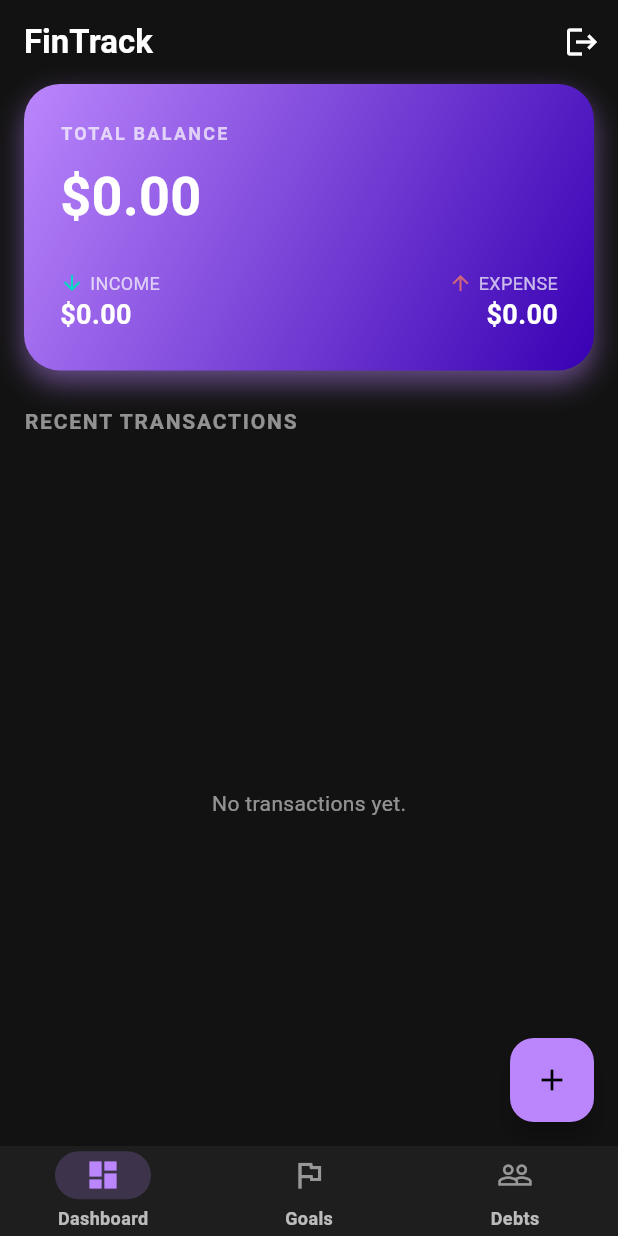
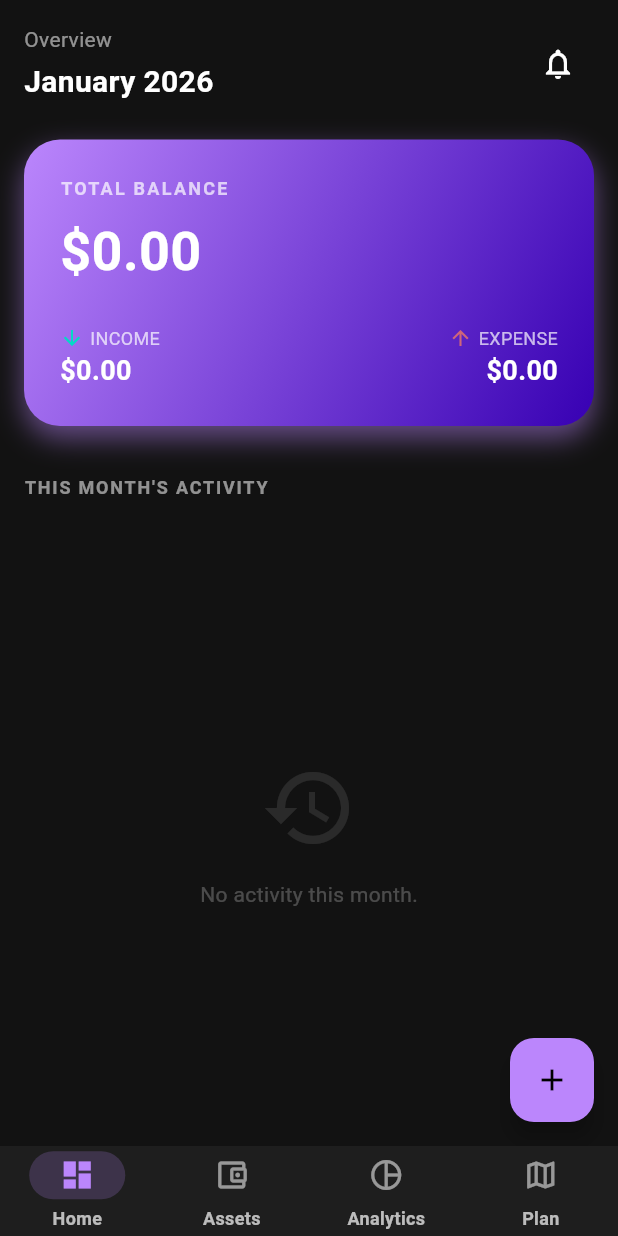
Before and after one commit to EdirithanthiriTharushaKawshalya/fin_track, a Flutter app: the screen it shows once a user with an empty profile is signed in, on a phone screen of 412 x 824 dp. Run offline on Flutter 3.47's test engine with Material 3 defaults, Android fonts, the phone set to English and light mode, and no system bars; our stand-ins replace cloud_firestore, firebase_auth, firebase_core, fl_chart, flutter_riverpod, google_fonts; accounts and stored records are empty.

Commit message:
feat: add account model and firestore service integration

```diff
--- /dev/null
+++ b/lib/core/models/account_model.dart
@@ -0,0 +1,31 @@
+import 'package:cloud_firestore/cloud_firestore.dart';
+
+class AccountModel {
+  final String id;
+  final String userId;
+  final String name; // e.g., "HNB Bank", "Commercial Bank", "Wallet"
+  final double currentBalance;
+  final String type; // 'bank', 'wallet', 'card'
+  final int colorCode; // Store color as int (e.g., 0xFF00FF00)
+
+  AccountModel({
+    required this.id,
+    required this.userId,
+    required this.name,
+    required this.currentBalance,
+    required this.type,
+    required this.colorCode,
+  });
+
+  factory AccountModel.fromFirestore(DocumentSnapshot doc) {
+    Map<String, dynamic> data = doc.data() as Map<String, dynamic>;
+    return AccountModel(
+      id: doc.id,
+      userId: data['userId'] ?? '',
+      name: data['name'] ?? 'Unknown Account',
+      currentBalance: (data['currentBalance'] ?? 0.0).toDouble(),
+      type: data['type'] ?? 'bank',
+      colorCode: data['colorCode'] ?? 0xFFBB86FC,
+    );
+  }
+}
--- a/lib/features/dashboard/dashboard_screen.dart
+++ b/lib/features/dashboard/dashboard_screen.dart
@@ -6,9 +6,7 @@ import '../../core/models/transaction_model.dart';
 import '../transactions/add_transaction_sheet.dart';
 import 'transaction_provider.dart';
 import 'widgets/balance_card.dart';
-
-// 1. IMPORT THE CHART WIDGET HERE
-import 'widgets/spending_chart.dart';
+// Note: We REMOVED the chart import because it's moved to Analytics!
 
 class DashboardScreen extends ConsumerWidget {
   const DashboardScreen({super.key});
@@ -16,62 +14,96 @@ class DashboardScreen extends ConsumerWidget {
   @override
   Widget build(BuildContext context, WidgetRef ref) {
     final transactionAsync = ref.watch(transactionStreamProvider);
+    final String currentMonth = DateFormat('MMMM yyyy').format(DateTime.now());
 
     return Scaffold(
       backgroundColor: const Color(0xFF121212),
-      appBar: AppBar(
-        backgroundColor: Colors.transparent,
-        elevation: 0,
-        title: const Text(
-          'FinTrack',
-          style: TextStyle(fontWeight: FontWeight.bold),
-        ),
-        actions: [
-          IconButton(
-            icon: const Icon(Icons.logout),
-            onPressed: () => FirebaseAuth.instance.signOut(),
-          ),
-        ],
-      ),
-      body: Padding(
+      body: SafeArea(
+        child: Padding(
           padding: const EdgeInsets.symmetric(horizontal: 16.0),
           child: Column(
             crossAxisAlignment: CrossAxisAlignment.start,
             children: [
-            // The Balance Card
-            const BalanceCard(),
+              const SizedBox(height: 16),
 
-            // 2. PLACE THE CHART WIDGET HERE
-            const SpendingChart(),
+              // 1. Top Header (Clean & Minimal)
+              Row(
+                mainAxisAlignment: MainAxisAlignment.spaceBetween,
+                children: [
+                  Column(
+                    crossAxisAlignment: CrossAxisAlignment.start,
+                    children: [
+                      const Text(
+                        'Overview',
+                        style: TextStyle(color: Colors.white54, fontSize: 14),
+                      ),
+                      const SizedBox(height: 4),
+                      Text(
+                        currentMonth,
+                        style: const TextStyle(
+                          color: Colors.white,
+                          fontSize: 20,
+                          fontWeight: FontWeight.bold,
+                        ),
+                      ),
+                    ],
+                  ),
+                  IconButton(
+                    icon: const Icon(
+                      Icons.notifications_none,
+                      color: Colors.white,
+                    ),
+                    onPressed: () {}, // Future feature
+                  ),
+                ],
+              ),
 
               const SizedBox(height: 24),
 
+              // 2. The Balance Card (Now shows ONLY monthly data)
+              const BalanceCard(),
+
+              const SizedBox(height: 32),
+
               const Text(
-              'RECENT TRANSACTIONS',
+                'THIS MONTH\'S ACTIVITY',
                 style: TextStyle(
                   color: Colors.white54,
                   letterSpacing: 1.2,
                   fontWeight: FontWeight.bold,
+                  fontSize: 12,
                 ),
               ),
 
               const SizedBox(height: 16),
 
-            // The Transaction List
+              // 3. The List (Cleaned up visuals)
               Expanded(
                 child: transactionAsync.when(
                   data: (transactions) {
                     if (transactions.isEmpty) {
-                    return const Center(
-                      child: Text(
-                        "No transactions yet.",
-                        style: TextStyle(color: Colors.white54),
+                      return Center(
+                        child: Column(
+                          mainAxisAlignment: MainAxisAlignment.center,
+                          children: [
+                            Icon(
+                              Icons.history,
+                              size: 64,
+                              color: Colors.white.withOpacity(0.1),
+                            ),
+                            const SizedBox(height: 16),
+                            const Text(
+                              "No activity this month.",
+                              style: TextStyle(color: Colors.white24),
+                            ),
+                          ],
                         ),
                       );
                     }
 
                     return ListView.builder(
                       itemCount: transactions.length,
+                      physics: const BouncingScrollPhysics(),
                       itemBuilder: (context, index) {
                         final t = transactions[index];
                         final isIncome = t.type == 'income';
@@ -85,30 +117,42 @@ class DashboardScreen extends ConsumerWidget {
                             margin: const EdgeInsets.only(bottom: 12),
                             decoration: BoxDecoration(
                               color: const Color(0xFFCF6679).withOpacity(0.2),
-                            borderRadius: BorderRadius.circular(12),
+                              borderRadius: BorderRadius.circular(16),
                             ),
                             child: const Icon(
                               Icons.delete_outline,
                               color: Color(0xFFCF6679),
-                            size: 32,
+                              size: 28,
                             ),
                           ),
                           onDismissed: (direction) {
-                          ref
-                              .read(firestoreServiceProvider)
-                              .deleteTransaction(t.id);
+                            // Assuming you have the delete method in your provider or service
+                            // ref.read(firestoreServiceProvider).deleteTransaction(t.id);
                           },
-                        child: Card(
+                          child: Container(
+                            margin: const EdgeInsets.only(bottom: 12),
+                            decoration: BoxDecoration(
                               color: const Color(0xFF1E1E1E),
-                          margin: const EdgeInsets.only(bottom: 12),
-                          shape: RoundedRectangleBorder(
-                            borderRadius: BorderRadius.circular(12),
+                              borderRadius: BorderRadius.circular(16),
+                              border: Border.all(
+                                color: Colors.white.withOpacity(0.05),
+                              ),
                             ),
                             child: ListTile(
-                            leading: CircleAvatar(
-                              backgroundColor: isIncome
+                              contentPadding: const EdgeInsets.symmetric(
+                                horizontal: 16,
+                                vertical: 8,
+                              ),
+                              leading: Container(
+                                padding: const EdgeInsets.all(12),
+                                decoration: BoxDecoration(
+                                  color: isIncome
                                       ? const Color(0xFF03DAC6).withOpacity(0.1)
-                                  : const Color(0xFFCF6679).withOpacity(0.1),
+                                      : const Color(
+                                          0xFFCF6679,
+                                        ).withOpacity(0.1),
+                                  shape: BoxShape.circle,
+                                ),
                                 child: Icon(
                                   isIncome
                                       ? Icons.arrow_downward
@@ -116,6 +160,7 @@ class DashboardScreen extends ConsumerWidget {
                                   color: isIncome
                                       ? const Color(0xFF03DAC6)
                                       : const Color(0xFFCF6679),
+                                  size: 20,
                                 ),
                               ),
                               title: Text(
@@ -126,8 +171,11 @@ class DashboardScreen extends ConsumerWidget {
                                 ),
                               ),
                               subtitle: Text(
-                              DateFormat('MMM d, y').format(t.date),
-                              style: const TextStyle(color: Colors.white54),
+                                DateFormat('MMM d, h:mm a').format(t.date),
+                                style: const TextStyle(
+                                  color: Colors.white38,
+                                  fontSize: 12,
+                                ),
                               ),
                               trailing: Text(
                                 '${isIncome ? '+' : '-'}\$${t.amount.toStringAsFixed(2)}',
@@ -145,7 +193,8 @@ class DashboardScreen extends ConsumerWidget {
                       },
                     );
                   },
-                loading: () => const Center(child: CircularProgressIndicator()),
+                  loading: () =>
+                      const Center(child: CircularProgressIndicator()),
                   error: (err, stack) => Center(
                     child: Text(
                       'Error: $err',
@@ -157,9 +206,12 @@ class DashboardScreen extends ConsumerWidget {
             ],
           ),
         ),
+      ),
 
+      // Keep the FAB to add new items quickly
       floatingActionButton: FloatingActionButton(
         backgroundColor: const Color(0xFFBB86FC),
+        shape: RoundedRectangleBorder(borderRadius: BorderRadius.circular(16)),
         child: const Icon(Icons.add, color: Colors.black),
         onPressed: () {
           showModalBottomSheet(
--- a/lib/features/dashboard/transaction_provider.dart
+++ b/lib/features/dashboard/transaction_provider.dart
@@ -2,16 +2,22 @@ import 'package:flutter_riverpod/flutter_riverpod.dart';
 import '../../core/models/transaction_model.dart';
 import '../../core/services/firestore_service.dart';
 
-// 1. The Service Provider (Gives access to FirestoreService)
 final firestoreServiceProvider = Provider((ref) => FirestoreService());
 
-// 2. The Data Stream (Listens to the database)
+// 1. Logic: Filter for THIS MONTH only
 final transactionStreamProvider = StreamProvider<List<TransactionModel>>((ref) {
   final firestoreService = ref.watch(firestoreServiceProvider);
-  return firestoreService.getTransactions();
+
+  return firestoreService.getTransactions().map((allTransactions) {
+    final now = DateTime.now();
+    // Keep only transactions from the current year AND month
+    return allTransactions.where((t) {
+      return t.date.year == now.year && t.date.month == now.month;
+    }).toList();
+  });
 });
 
-// 3. The Math (Calculates Totals automatically)
+// 2. Logic: Recalculate Totals based on the filtered list
 final portfolioProvider = Provider.autoDispose((ref) {
   final transactionsAsync = ref.watch(transactionStreamProvider);
 
--- a/lib/features/home_shell.dart
+++ b/lib/features/home_shell.dart
@@ -2,6 +2,9 @@ import 'package:flutter/material.dart';
 import 'dashboard/dashboard_screen.dart';
 import 'goals/goals_screen.dart';
 import 'debts/debts_screen.dart';
+import 'accounts/accounts_screen.dart';
+import 'planning/planning_screen.dart';
+import 'analytics/analytics_screen.dart';
 
 class HomeShell extends StatefulWidget {
   const HomeShell({super.key});
@@ -15,9 +18,10 @@ class _HomeShellState extends State<HomeShell> {
 
   // List of screens to switch between
   final List<Widget> _screens = [
-    const DashboardScreen(),
-    const GoalsScreen(),
-    const DebtsScreen(), // <--- The real screen!
+    const DashboardScreen(), // Tab 0
+    const AccountsScreen(), // Tab 1 (New)
+    const AnalyticsScreen(), // Tab 2 (New)
+    const PlanningScreen(), // Tab 3 (Unified Goals/Debts)
   ];
 
   @override
@@ -45,17 +49,28 @@ class _HomeShellState extends State<HomeShell> {
             NavigationDestination(
               icon: Icon(Icons.dashboard_outlined, color: Colors.white54),
               selectedIcon: Icon(Icons.dashboard, color: Color(0xFFBB86FC)),
-              label: 'Dashboard',
+              label: 'Home',
             ),
             NavigationDestination(
-              icon: Icon(Icons.flag_outlined, color: Colors.white54),
-              selectedIcon: Icon(Icons.flag, color: Color(0xFFBB86FC)),
-              label: 'Goals',
+              icon: Icon(
+                Icons.account_balance_wallet_outlined,
+                color: Colors.white54,
+              ),
+              selectedIcon: Icon(
+                Icons.account_balance_wallet,
+                color: Color(0xFFBB86FC),
+              ),
+              label: 'Assets',
             ),
             NavigationDestination(
-              icon: Icon(Icons.people_outline, color: Colors.white54),
-              selectedIcon: Icon(Icons.people, color: Color(0xFFBB86FC)),
-              label: 'Debts',
+              icon: Icon(Icons.pie_chart_outline, color: Colors.white54),
+              selectedIcon: Icon(Icons.pie_chart, color: Color(0xFFBB86FC)),
+              label: 'Analytics',
+            ),
+            NavigationDestination(
+              icon: Icon(Icons.map_outlined, color: Colors.white54),
+              selectedIcon: Icon(Icons.map, color: Color(0xFFBB86FC)),
+              label: 'Plan',
             ),
           ],
         ),
```
Also changed, not shown: lib/core/services/firestore_service.dart (+75 -1 lines), lib/features/accounts/accounts_screen.dart (added, +196 -0 lines), lib/features/analytics/analytics_screen.dart (added, +35 -0 lines), lib/features/planning/planning_screen.dart (added, +76 -0 lines). Lines whose indentation alone changed are shown as unchanged.
